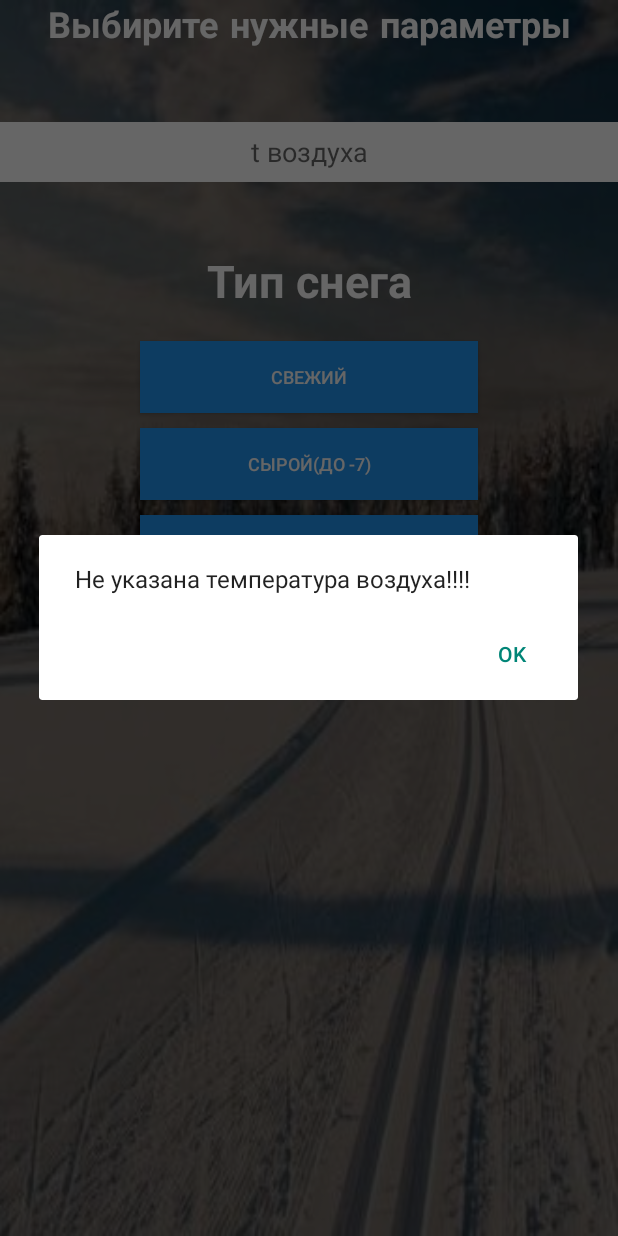
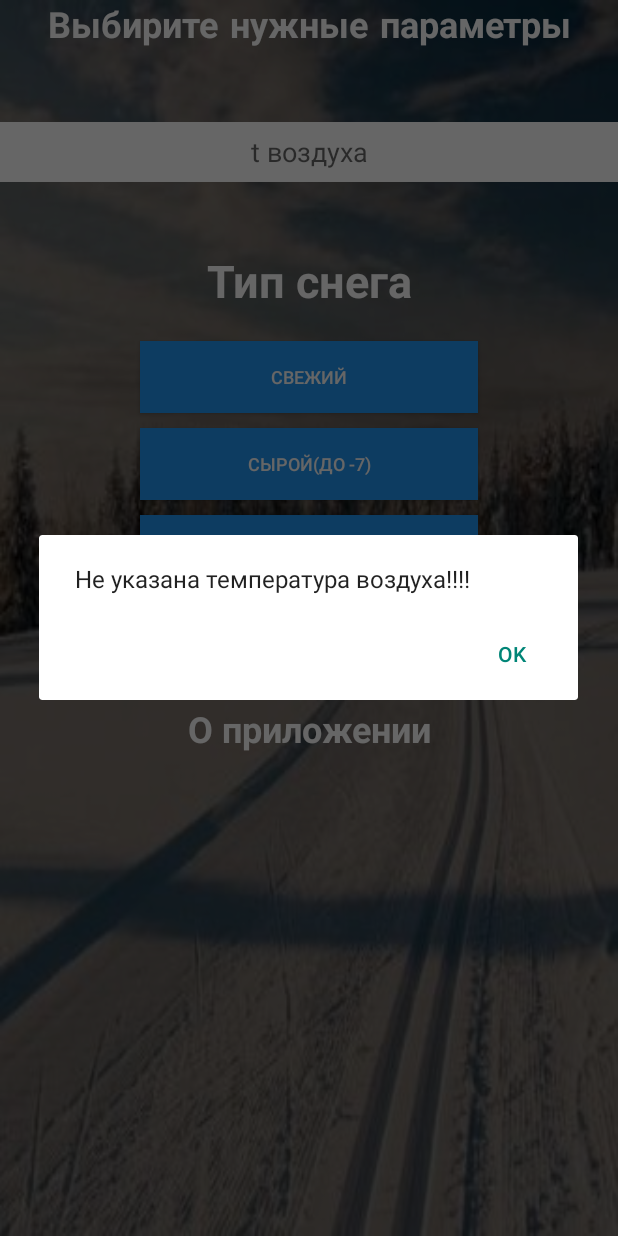
Before and after one commit to DmiriiKalugin/SkiFoercaster, an Android app: the screen it shows after launch (SkiForecaster), after a tap on "СЫРОЙ(ДО -7)", on a phone screen of 412 x 824 dp. Run offline under Robolectric (Android 15) with nearby library versions, the phone set to English and light mode, and no system bars.

Commit message:
Creating an about page

```diff
--- a/app/src/main/AndroidManifest.xml
+++ b/app/src/main/AndroidManifest.xml
@@ -9,6 +9,7 @@
         android:roundIcon="@mipmap/ic_ski_forecaster"
         android:supportsRtl="true"
         android:theme="@style/AppTheme">
+        <activity android:name=".about.About"></activity>
         <activity
             android:name=".condition.Arcificial"
             android:theme="@style/Theme.AppCompat.Light.NoActionBar" />
@@ -24,7 +25,7 @@
         <activity
             android:name=".ski_forecaster.SkiForecaster"
             android:theme="@style/Theme.AppCompat.Light.NoActionBar"
-            android:windowSoftInputMode="stateHidden"/>
+            android:windowSoftInputMode="stateHidden" />
         <activity
             android:name=".splash.Splash"
             android:theme="@style/SplashTheme">
--- a/app/src/main/java/ru/dkalugin/ski_forecaster/ski_forecaster/SkiForecaster.java
+++ b/app/src/main/java/ru/dkalugin/ski_forecaster/ski_forecaster/SkiForecaster.java
@@ -34,6 +34,7 @@ import java.util.Timer;
 import java.util.TimerTask;
 
 import ru.dkalugin.ski_forecaster.R;
+import ru.dkalugin.ski_forecaster.about.About;
 import ru.dkalugin.ski_forecaster.condition.Arcificial;
 import ru.dkalugin.ski_forecaster.condition.Crude;
 import ru.dkalugin.ski_forecaster.condition.Fresh;
@@ -69,6 +70,10 @@ public class   SkiForecaster extends AppCompatActivity  implements View.OnClickL
         btn_old.setOnClickListener(this);
         btn_crude.setOnClickListener(this);
         btn_artificial.setOnClickListener(this);
+
+        TextView about_list = (TextView) findViewById(R.id.about_list);
+
+        about_list.setOnClickListener(this);
 
         Date date = new Date();
 
@@ -152,12 +157,7 @@ public class   SkiForecaster extends AppCompatActivity  implements View.OnClickL
 
         EditText air_temperature = (EditText) findViewById(R.id.air_temperature);
 
-        if (air_temperature.getText().toString().equals(""))
-        {
-            openSiteDialog();
-        }
-        else
-        {
+
         String temperature = air_temperature.getText().toString();
 
         final ProgressDialog progressDialog = new ProgressDialog(SkiForecaster.this, R.style.MyTheme);
@@ -179,30 +179,53 @@ public class   SkiForecaster extends AppCompatActivity  implements View.OnClickL
             }
         }.start();
 
-
         switch (v.getId()){
             case R.id.btn_fresh:
                 Intent fresh = new Intent(this, Fresh.class);
                 fresh.putExtra("temperature", temperature);
+                if(air_temperature.getText().toString().equals("")){
+                    openSiteDialog();
+                }
+                else {
                     startActivity(fresh);
+                }
+
                 break;
             case R.id.btn_old:
                 Intent old = new Intent(this, Old.class);
                 old.putExtra("temperature", temperature);
+                if(air_temperature.getText().toString().equals("")){
+                    openSiteDialog();
+                }
+                else {
                     startActivity(old);
+                }
                 break;
             case R.id.btn_crude:
                 Intent crude = new Intent(this, Crude.class);
                 crude.putExtra("temperature", temperature);
+                if(air_temperature.getText().toString().equals("")){
+                    openSiteDialog();
+                }
+                else {
                     startActivity(crude);
+                }
                 break;
             case R.id.btn_artificial:
                 Intent artificial = new Intent(this, Arcificial.class);
                 artificial.putExtra("temperature", temperature);
+                if(air_temperature.getText().toString().equals("")){
+                    openSiteDialog();
+                }
+                else {
                     startActivity(artificial);
+                }
+                break;
+
+            case R.id.about_list:
+                Intent about = new Intent(this, About.class);
+                startActivity(about);
                 break;
         }
     }
 }
-
-}
--- a/app/src/main/res/layout/activity_ski_forecaster.xml
+++ b/app/src/main/res/layout/activity_ski_forecaster.xml
@@ -103,6 +103,19 @@
                 android:textColor="@color/colorPrimaryWhite"
                 android:textSize="12sp" />
 
+            <TextView
+                android:id="@+id/about_list"
+                android:layout_width="match_parent"
+                android:layout_height="wrap_content"
+                android:layout_marginLeft="93dp"
+                android:layout_marginTop="20dp"
+                android:layout_marginRight="93dp"
+                android:text="@string/about"
+                android:textAlignment="center"
+                android:textColor="@color/colorPrimaryWhite"
+                android:textSize="24sp"
+                android:textStyle="bold" />
+
         </LinearLayout>
     </ScrollView>
 
```
Also changed, not shown: app/src/main/java/ru/dkalugin/ski_forecaster/about/About.java (added, +16 -0 lines), app/src/main/res/layout/activity_about.xml (added, +56 -0 lines), app/src/main/res/values/strings.xml (+16 -11 lines). Lines whose indentation alone changed are shown as unchanged.
